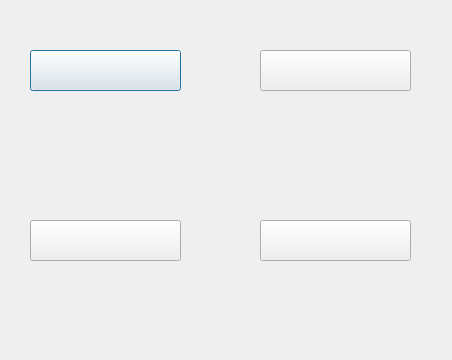
First picture: the form in graphics/atacar.ui, repository jdlmd/Combate_pokemon, before the edit.
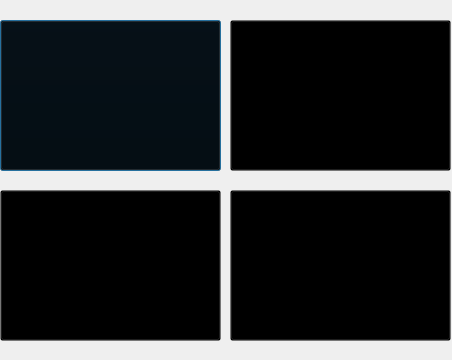
Second picture: the form after the edit. Icons and pictures are not drawn.

Patch:
```diff
--- a/graphics/atacar.ui
+++ b/graphics/atacar.ui
@@ -50,12 +50,15 @@
   <widget class="QPushButton" name="a1">
    <property name="geometry">
     <rect>
-     <x>30</x>
-     <y>50</y>
-     <width>151</width>
-     <height>41</height>
+     <x>0</x>
+     <y>20</y>
+     <width>221</width>
+     <height>151</height>
     </rect>
    </property>
+   <property name="styleSheet">
+    <string notr="true">background: transparent;</string>
+   </property>
    <property name="text">
     <string/>
    </property>
@@ -64,28 +67,29 @@
    <property name="geometry">
     <rect>
      <x>170</x>
-     <y>110</y>
-     <width>31</width>
-     <height>31</height>
+     <y>104</y>
+     <width>41</width>
+     <height>41</height>
     </rect>
    </property>
    <property name="font">
     <font>
-     <pointsize>15</pointsize>
+     <family>Pokemon Pinball RS</family>
+     <pointsize>16</pointsize>
     </font>
    </property>
    <property name="styleSheet">
     <string notr="true">background: transparent;</string>
    </property>
    <property name="text">
-    <string/>
+    <string>2</string>
    </property>
   </widget>
   <widget class="QLabel" name="inf1">
    <property name="geometry">
     <rect>
-     <x>10</x>
-     <y>110</y>
+     <x>18</x>
+     <y>107</y>
      <width>71</width>
      <height>31</height>
     </rect>
@@ -158,12 +162,15 @@
   <widget class="QPushButton" name="a2">
    <property name="geometry">
     <rect>
-     <x>260</x>
-     <y>50</y>
-     <width>151</width>
-     <height>41</height>
+     <x>230</x>
+     <y>20</y>
+     <width>221</width>
+     <height>151</height>
     </rect>
    </property>
+   <property name="styleSheet">
+    <string notr="true">background: transparent;</string>
+   </property>
    <property name="text">
     <string/>
    </property>
@@ -171,12 +178,15 @@
   <widget class="QPushButton" name="a3">
    <property name="geometry">
     <rect>
-     <x>30</x>
-     <y>220</y>
-     <width>151</width>
-     <height>41</height>
+     <x>0</x>
+     <y>190</y>
+     <width>221</width>
+     <height>151</height>
     </rect>
    </property>
+   <property name="styleSheet">
+    <string notr="true">background: transparent;</string>
+   </property>
    <property name="text">
     <string/>
    </property>
@@ -184,12 +194,15 @@
   <widget class="QPushButton" name="a4">
    <property name="geometry">
     <rect>
-     <x>260</x>
-     <y>220</y>
-     <width>151</width>
-     <height>41</height>
+     <x>230</x>
+     <y>190</y>
+     <width>221</width>
+     <height>151</height>
     </rect>
    </property>
+   <property name="styleSheet">
+    <string notr="true">background: transparent;</string>
+   </property>
    <property name="text">
     <string/>
    </property>
@@ -198,56 +211,59 @@
    <property name="geometry">
     <rect>
      <x>400</x>
-     <y>110</y>
-     <width>31</width>
-     <height>31</height>
+     <y>105</y>
+     <width>41</width>
+     <height>41</height>
     </rect>
    </property>
    <property name="font">
     <font>
-     <pointsize>15</pointsize>
+     <family>Pokemon Pinball RS</family>
+     <pointsize>16</pointsize>
     </font>
    </property>
    <property name="styleSheet">
     <string notr="true">background: transparent;</string>
    </property>
    <property name="text">
-    <string/>
+    <string>88</string>
    </property>
   </widget>
   <widget class="QLabel" name="pp3">
    <property name="geometry">
     <rect>
      <x>170</x>
-     <y>280</y>
-     <width>31</width>
-     <height>31</height>
+     <y>274</y>
+     <width>41</width>
+     <height>41</height>
     </rect>
    </property>
    <property name="font">
     <font>
-     <pointsize>15</pointsize>
+     <family>Pokemon Pinball RS</family>
+     <pointsize>16</pointsize>
     </font>
    </property>
    <property name="styleSheet">
     <string notr="true">background: transparent;</string>
    </property>
    <property name="text">
-    <string/>
+    <string>88</string>
    </property>
   </widget>
   <widget class="QLabel" name="pp4">
    <property name="geometry">
     <rect>
      <x>400</x>
-     <y>280</y>
-     <width>31</width>
-     <height>31</height>
+     <y>274</y>
+     <width>41</width>
+     <height>41</height>
     </rect>
    </property>
    <property name="font">
     <font>
-     <pointsize>15</pointsize>
+     <family>Pokemon Pinball RS</family>
+     <pointsize>16</pointsize>
      <weight>50</weight>
      <bold>false</bold>
     </font>
@@ -256,14 +272,14 @@
     <string notr="true">background: transparent;</string>
    </property>
    <property name="text">
-    <string/>
+    <string>88</string>
    </property>
   </widget>
   <widget class="QLabel" name="inf2">
    <property name="geometry">
     <rect>
      <x>250</x>
-     <y>110</y>
+     <y>107</y>
      <width>71</width>
      <height>31</height>
     </rect>
@@ -279,8 +295,8 @@
   <widget class="QLabel" name="inf3">
    <property name="geometry">
     <rect>
-     <x>20</x>
-     <y>280</y>
+     <x>18</x>
+     <y>276</y>
      <width>71</width>
      <height>31</height>
     </rect>
@@ -297,7 +313,7 @@
    <property name="geometry">
     <rect>
      <x>250</x>
-     <y>280</y>
+     <y>276</y>
      <width>71</width>
      <height>31</height>
     </rect>
@@ -313,22 +329,23 @@
   <widget class="QLabel" name="pp11">
    <property name="geometry">
     <rect>
-     <x>125</x>
-     <y>110</y>
-     <width>31</width>
-     <height>31</height>
+     <x>120</x>
+     <y>104</y>
+     <width>41</width>
+     <height>41</height>
     </rect>
    </property>
    <property name="font">
     <font>
-     <pointsize>15</pointsize>
+     <family>Pokemon Pinball RS</family>
+     <pointsize>16</pointsize>
     </font>
    </property>
    <property name="styleSheet">
     <string notr="true">background: transparent;</string>
    </property>
    <property name="text">
-    <string/>
+    <string>88</string>
    </property>
    <property name="alignment">
     <set>Qt::AlignCenter</set>
@@ -337,22 +354,23 @@
   <widget class="QLabel" name="pp22">
    <property name="geometry">
     <rect>
-     <x>355</x>
-     <y>110</y>
-     <width>31</width>
-     <height>31</height>
+     <x>351</x>
+     <y>105</y>
+     <width>41</width>
+     <height>41</height>
     </rect>
    </property>
    <property name="font">
     <font>
-     <pointsize>15</pointsize>
+     <family>Pokemon Pinball RS</family>
+     <pointsize>16</pointsize>
     </font>
    </property>
    <property name="styleSheet">
     <string notr="true">background: transparent;</string>
    </property>
    <property name="text">
-    <string/>
+    <string>88</string>
    </property>
    <property name="alignment">
     <set>Qt::AlignCenter</set>
@@ -361,22 +379,23 @@
   <widget class="QLabel" name="pp33">
    <property name="geometry">
     <rect>
-     <x>125</x>
-     <y>280</y>
-     <width>31</width>
-     <height>31</height>
+     <x>120</x>
+     <y>274</y>
+     <width>41</width>
+     <height>41</height>
     </rect>
    </property>
    <property name="font">
     <font>
-     <pointsize>15</pointsize>
+     <family>Pokemon Pinball RS</family>
+     <pointsize>16</pointsize>
     </font>
    </property>
    <property name="styleSheet">
     <string notr="true">background: transparent;</string>
    </property>
    <property name="text">
-    <string/>
+    <string>88</string>
    </property>
    <property name="alignment">
     <set>Qt::AlignCenter</set>
@@ -385,27 +404,157 @@
   <widget class="QLabel" name="pp44">
    <property name="geometry">
     <rect>
-     <x>355</x>
-     <y>280</y>
-     <width>31</width>
-     <height>31</height>
+     <x>351</x>
+     <y>274</y>
+     <width>41</width>
+     <height>41</height>
     </rect>
    </property>
    <property name="font">
     <font>
-     <pointsize>15</pointsize>
+     <family>Pokemon Pinball RS</family>
+     <pointsize>16</pointsize>
     </font>
    </property>
    <property name="styleSheet">
     <string notr="true">background: transparent;</string>
    </property>
    <property name="text">
-    <string/>
+    <string>88</string>
    </property>
    <property name="alignment">
     <set>Qt::AlignCenter</set>
    </property>
   </widget>
+  <widget class="QLabel" name="attck2">
+   <property name="geometry">
+    <rect>
+     <x>240</x>
+     <y>40</y>
+     <width>191</width>
+     <height>41</height>
+    </rect>
+   </property>
+   <property name="font">
+    <font>
+     <family>Pokemon Pinball RS</family>
+     <pointsize>12</pointsize>
+    </font>
+   </property>
+   <property name="styleSheet">
+    <string notr="true">background: transparent;
+</string>
+   </property>
+   <property name="text">
+    <string>TextLabel</string>
+   </property>
+   <property name="alignment">
+    <set>Qt::AlignCenter</set>
+   </property>
+  </widget>
+  <widget class="QLabel" name="attck4">
+   <property name="geometry">
+    <rect>
+     <x>10</x>
+     <y>210</y>
+     <width>191</width>
+     <height>41</height>
+    </rect>
+   </property>
+   <property name="font">
+    <font>
+     <family>Pokemon Pinball RS</family>
+     <pointsize>12</pointsize>
+    </font>
+   </property>
+   <property name="styleSheet">
+    <string notr="true">background: transparent;
+</string>
+   </property>
+   <property name="text">
+    <string>TextLabel</string>
+   </property>
+   <property name="alignment">
+    <set>Qt::AlignCenter</set>
+   </property>
+  </widget>
+  <widget class="QLabel" name="attck1">
+   <property name="geometry">
+    <rect>
+     <x>10</x>
+     <y>40</y>
+     <width>191</width>
+     <height>41</height>
+    </rect>
+   </property>
+   <property name="font">
+    <font>
+     <family>Pokemon Pinball RS</family>
+     <pointsize>12</pointsize>
+    </font>
+   </property>
+   <property name="styleSheet">
+    <string notr="true">background: transparent;
+</string>
+   </property>
+   <property name="text">
+    <string>Giro Infernal Fuego</string>
+   </property>
+   <property name="alignment">
+    <set>Qt::AlignCenter</set>
+   </property>
+  </widget>
+  <widget class="QLabel" name="attck3">
+   <property name="geometry">
+    <rect>
+     <x>240</x>
+     <y>210</y>
+     <width>191</width>
+     <height>41</height>
+    </rect>
+   </property>
+   <property name="font">
+    <font>
+     <family>Pokemon Pinball RS</family>
+     <pointsize>12</pointsize>
+    </font>
+   </property>
+   <property name="styleSheet">
+    <string notr="true">background: transparent;
+</string>
+   </property>
+   <property name="text">
+    <string>TextLabel</string>
+   </property>
+   <property name="alignment">
+    <set>Qt::AlignCenter</set>
+   </property>
+  </widget>
+  <zorder>fondo</zorder>
+  <zorder>mov</zorder>
+  <zorder>pp1</zorder>
+  <zorder>inf1</zorder>
+  <zorder>mov_2</zorder>
+  <zorder>mov_3</zorder>
+  <zorder>mov_4</zorder>
+  <zorder>pp2</zorder>
+  <zorder>pp3</zorder>
+  <zorder>pp4</zorder>
+  <zorder>inf2</zorder>
+  <zorder>inf3</zorder>
+  <zorder>inf4</zorder>
+  <zorder>pp11</zorder>
+  <zorder>pp22</zorder>
+  <zorder>pp33</zorder>
+  <zorder>pp44</zorder>
+  <zorder>attck2</zorder>
+  <zorder>attck4</zorder>
+  <zorder>attck1</zorder>
+  <zorder>attck3</zorder>
+  <zorder>a2</zorder>
+  <zorder>a1</zorder>
+  <zorder>a4</zorder>
+  <zorder>a3</zorder>
  </widget>
  <resources/>
  <connections/>
```
Left out of the diff: 8 changed lines with no effect on the pictures.
